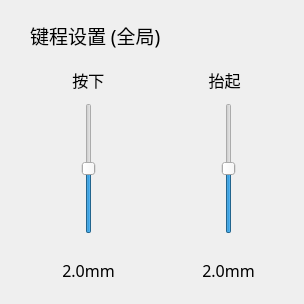
Above: Module/ModuleLinear.ui from wlffeng2008/AKKOStdio before the change. Below: the same form after it.
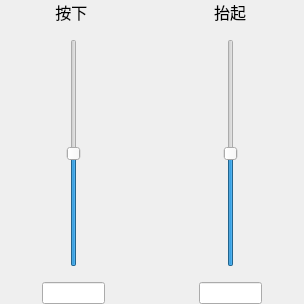
That is the form after the change. Icons and pictures are not drawn.

```diff
--- a/Module/ModuleLinear.ui
+++ b/Module/ModuleLinear.ui
@@ -13,57 +13,31 @@
   <property name="windowTitle">
    <string>Frame</string>
   </property>
-  <widget class="QLabel" name="label_15">
-   <property name="geometry">
-    <rect>
-     <x>198</x>
-     <y>70</y>
-     <width>53</width>
-     <height>20</height>
-    </rect>
+  <layout class="QVBoxLayout" name="verticalLayout_3">
+   <property name="leftMargin">
+    <number>0</number>
    </property>
-   <property name="font">
-    <font>
-     <family>MiSans</family>
-     <pointsize>12</pointsize>
-    </font>
+   <property name="topMargin">
+    <number>0</number>
    </property>
-   <property name="text">
-    <string>抬起</string>
+   <property name="rightMargin">
+    <number>0</number>
    </property>
-   <property name="alignment">
-    <set>Qt::AlignmentFlag::AlignCenter</set>
+   <property name="bottomMargin">
+    <number>0</number>
    </property>
-  </widget>
-  <widget class="QLabel" name="label_4">
-   <property name="geometry">
-    <rect>
-     <x>30</x>
-     <y>20</y>
-     <width>181</width>
-     <height>31</height>
-    </rect>
-   </property>
-   <property name="font">
-    <font>
-     <family>MiSans</family>
-     <pointsize>14</pointsize>
-     <bold>false</bold>
-    </font>
-   </property>
-   <property name="text">
-    <string>键程设置 (全局)</string>
-   </property>
-  </widget>
-  <widget class="QLabel" name="labelValue4">
-   <property name="geometry">
-    <rect>
-     <x>188</x>
-     <y>260</y>
-     <width>81</width>
-     <height>20</height>
-    </rect>
-   </property>
+   <item>
+    <layout class="QHBoxLayout" name="horizontalLayout_3">
+     <property name="spacing">
+      <number>10</number>
+     </property>
+     <item>
+      <layout class="QVBoxLayout" name="verticalLayout">
+       <property name="spacing">
+        <number>15</number>
+       </property>
+       <item alignment="Qt::AlignmentFlag::AlignHCenter">
+        <widget class="QLabel" name="labelTitle1">
    <property name="font">
     <font>
      <family>MiSans</family>
@@ -71,40 +45,80 @@
     </font>
    </property>
    <property name="text">
-    <string>2.0mm</string>
+          <string>按下 </string>
    </property>
    <property name="alignment">
     <set>Qt::AlignmentFlag::AlignCenter</set>
    </property>
   </widget>
+       </item>
+       <item alignment="Qt::AlignmentFlag::AlignHCenter">
   <widget class="QSlider" name="verticalSlider1">
-   <property name="geometry">
-    <rect>
-     <x>68</x>
-     <y>103</y>
-     <width>41</width>
-     <height>131</height>
-    </rect>
-   </property>
    <property name="maximum">
-    <number>40</number>
+          <number>4000</number>
+         </property>
+         <property name="singleStep">
+          <number>5</number>
    </property>
    <property name="value">
-    <number>20</number>
+          <number>2000</number>
    </property>
    <property name="orientation">
     <enum>Qt::Orientation::Vertical</enum>
    </property>
   </widget>
-  <widget class="QLabel" name="labelValue3">
-   <property name="geometry">
-    <rect>
-     <x>48</x>
-     <y>260</y>
-     <width>81</width>
-     <height>20</height>
-    </rect>
-   </property>
+       </item>
+       <item>
+        <layout class="QHBoxLayout" name="horizontalLayout">
+         <property name="spacing">
+          <number>2</number>
+         </property>
+         <item>
+          <widget class="QPushButton" name="pushButtonM1">
+           <property name="text">
+            <string/>
+           </property>
+           <property name="icon">
+            <iconset resource="../res.qrc">
+             <normaloff>:/images/rt/minus-normal.png</normaloff>:/images/rt/minus-normal.png</iconset>
+           </property>
+           <property name="flat">
+            <bool>true</bool>
+           </property>
+          </widget>
+         </item>
+         <item>
+          <widget class="QLineEdit" name="lineEditValue1">
+           <property name="alignment">
+            <set>Qt::AlignmentFlag::AlignCenter</set>
+           </property>
+          </widget>
+         </item>
+         <item>
+          <widget class="QPushButton" name="pushButtonP1">
+           <property name="text">
+            <string/>
+           </property>
+           <property name="icon">
+            <iconset resource="../res.qrc">
+             <normaloff>:/images/rt/plug-normal.png</normaloff>:/images/rt/plug-normal.png</iconset>
+           </property>
+           <property name="flat">
+            <bool>true</bool>
+           </property>
+          </widget>
+         </item>
+        </layout>
+       </item>
+      </layout>
+     </item>
+     <item>
+      <layout class="QVBoxLayout" name="verticalLayout_2">
+       <property name="spacing">
+        <number>15</number>
+       </property>
+       <item alignment="Qt::AlignmentFlag::AlignHCenter">
+        <widget class="QLabel" name="labelTitle2">
    <property name="font">
     <font>
      <family>MiSans</family>
@@ -112,54 +126,79 @@
     </font>
    </property>
    <property name="text">
-    <string>2.0mm</string>
+          <string>抬起</string>
    </property>
    <property name="alignment">
     <set>Qt::AlignmentFlag::AlignCenter</set>
    </property>
   </widget>
+       </item>
+       <item alignment="Qt::AlignmentFlag::AlignHCenter">
   <widget class="QSlider" name="verticalSlider2">
-   <property name="geometry">
-    <rect>
-     <x>208</x>
-     <y>103</y>
-     <width>41</width>
-     <height>131</height>
-    </rect>
-   </property>
    <property name="maximum">
-    <number>40</number>
+          <number>4000</number>
+         </property>
+         <property name="singleStep">
+          <number>5</number>
    </property>
    <property name="value">
-    <number>20</number>
+          <number>2000</number>
    </property>
    <property name="orientation">
     <enum>Qt::Orientation::Vertical</enum>
    </property>
   </widget>
-  <widget class="QLabel" name="label_14">
-   <property name="geometry">
-    <rect>
-     <x>60</x>
-     <y>70</y>
-     <width>61</width>
-     <height>20</height>
-    </rect>
-   </property>
-   <property name="font">
-    <font>
-     <family>MiSans</family>
-     <pointsize>12</pointsize>
-    </font>
-   </property>
+       </item>
+       <item>
+        <layout class="QHBoxLayout" name="horizontalLayout_2">
+         <property name="spacing">
+          <number>2</number>
+         </property>
+         <item>
+          <widget class="QPushButton" name="pushButtonM2">
    <property name="text">
-    <string>按下 </string>
-   </property>
+            <string/>
+           </property>
+           <property name="icon">
+            <iconset resource="../res.qrc">
+             <normaloff>:/images/rt/minus-normal.png</normaloff>:/images/rt/minus-normal.png</iconset>
+           </property>
+           <property name="flat">
+            <bool>true</bool>
+           </property>
+          </widget>
+         </item>
+         <item>
+          <widget class="QLineEdit" name="lineEditValue2">
    <property name="alignment">
     <set>Qt::AlignmentFlag::AlignCenter</set>
    </property>
   </widget>
- </widget>
- <resources/>
+         </item>
+         <item>
+          <widget class="QPushButton" name="pushButtonP2">
+           <property name="text">
+            <string/>
+           </property>
+           <property name="icon">
+            <iconset resource="../res.qrc">
+             <normaloff>:/images/rt/plug-normal.png</normaloff>:/images/rt/plug-normal.png</iconset>
+           </property>
+           <property name="flat">
+            <bool>true</bool>
+           </property>
+          </widget>
+         </item>
+        </layout>
+       </item>
+      </layout>
+     </item>
+    </layout>
+   </item>
+  </layout>
+ </widget>
+ <resources>
+  <include location="../res.qrc"/>
+ </resources>
  <connections/>
 </ui>
```
Lines whose indentation alone changed are shown as unchanged.
